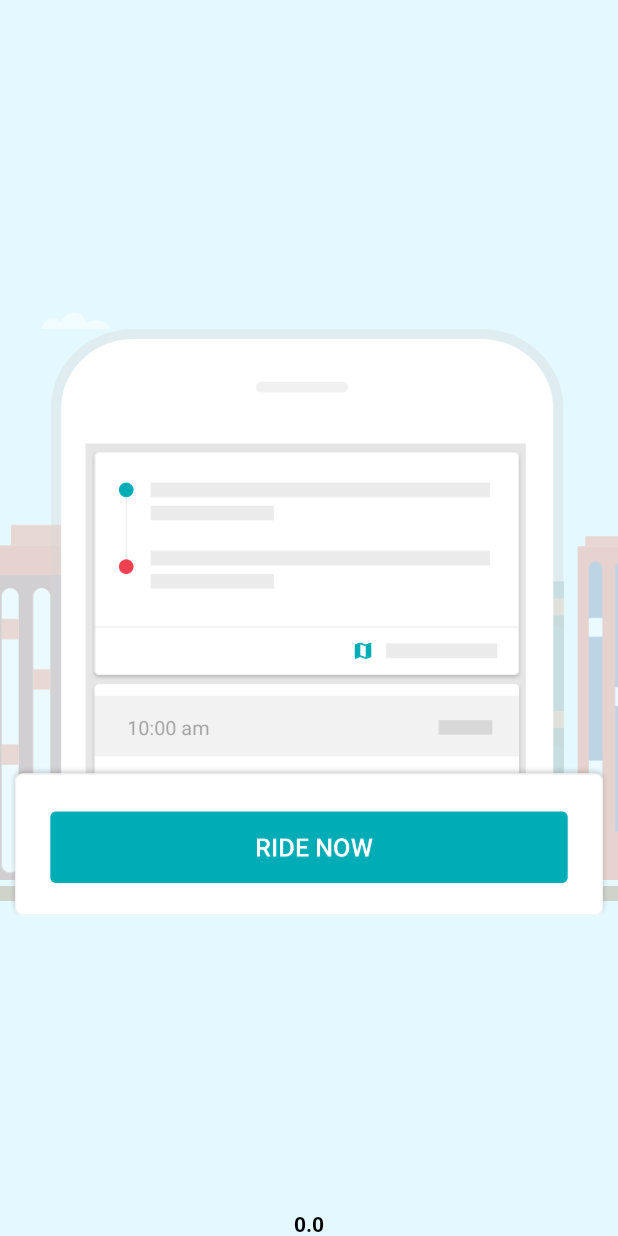
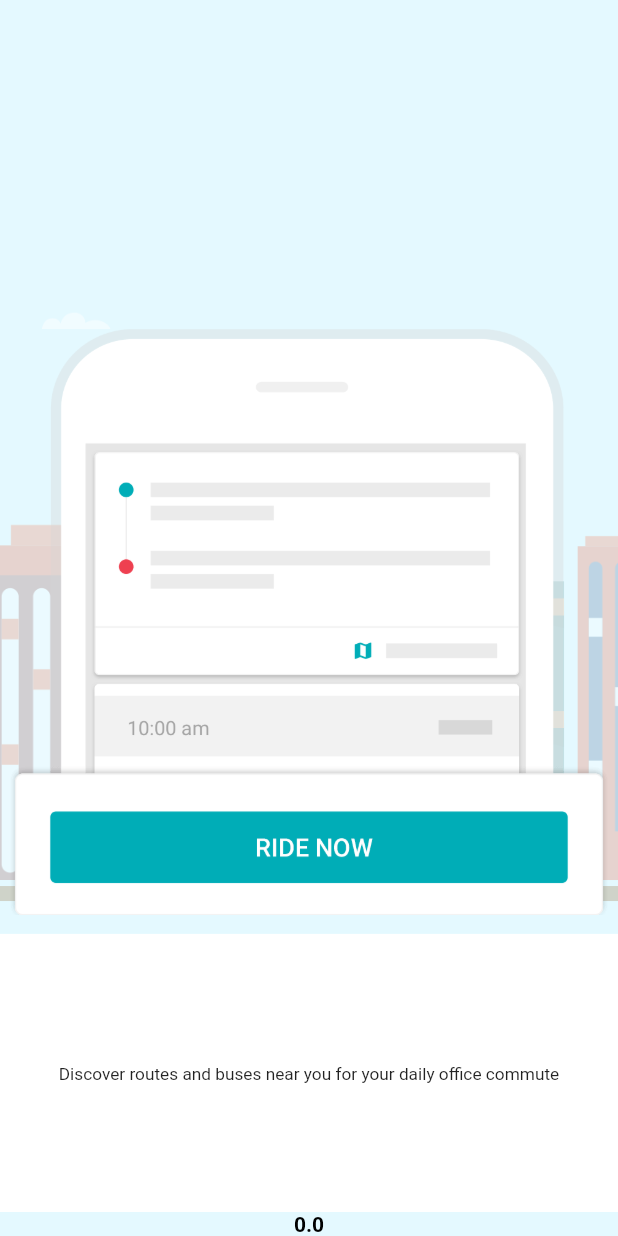
Before and after one commit to akmalviya03/shuttlappclone, a Flutter app: the screen it shows after launch, on a phone screen of 412 x 824 dp. Run offline on Flutter 3.47's test engine with Material 2 defaults, Android fonts, the phone set to English and light mode, and no system bars.

Commit message:
Added Bottom Message Sheet

```diff
--- a/lib/main.dart
+++ b/lib/main.dart
@@ -80,10 +80,11 @@ class _HomePageState extends State<HomePage> {
                 PageView(
                   children: [
                     Align(
+                      alignment: Alignment.center,
                       child: Stack(
                         children: <Widget>[
                           Opacity(
-                            opacity: 0.5- (_notifier.value/2),
+                            opacity: 0.5 - (_notifier.value / 2),
                             child: Container(
                               height: MediaQuery.of(context).size.height,
                               color: Color(0xffe4f9ff),
@@ -102,17 +103,22 @@ class _HomePageState extends State<HomePage> {
                 ),
                 Positioned(
                   bottom: MediaQuery.of(context).size.height * 0.24,
-                  right:  MediaQuery.of(context).size.width * 0.015,
+                  right: MediaQuery.of(context).size.width * 0.015,
                   child: IgnorePointer(
                     ignoring: true,
                     child: AnimatedBuilder(
                       builder: (context, _) {
                         return Container(
-                          width: MediaQuery.of(context).size.width - MediaQuery.of(context).size.width*_notifier.value/1.5,
+                          width: MediaQuery.of(context).size.width -
+                              MediaQuery.of(context).size.width *
+                                  _notifier.value /
+                                  1.5,
                           child: Opacity(
-                            opacity: 1-_notifier.value,
+                            opacity: 1 - _notifier.value,
                             child: Padding(
-                              padding: EdgeInsets.only(left: MediaQuery.of(context).size.width * 0.03),
+                              padding: EdgeInsets.only(
+                                  left:
+                                      MediaQuery.of(context).size.width * 0.03),
                               child: Image.asset('assets/images/ob_phone.png'),
                             ),
                           ),
@@ -122,20 +128,44 @@ class _HomePageState extends State<HomePage> {
                     ),
                   ),
                 ),
+
+                Positioned(
+                  bottom: 0,
+                  child: IgnorePointer(
+                    child: Container(
+                      height:
+                      MediaQuery.of(context).size.height * 0.225,
+                      width: MediaQuery.of(context).size.width,
+                      color: Colors.white,
+                      child: Center(
+                        child: Text(
+                          'Discover routes and buses near you for your daily office commute',
+                          style: TextStyle(fontWeight: FontWeight.w400,fontSize: 11.5),
+                        textAlign: TextAlign.center,),
+                      ),
+                    ),
+                  ),
+                ),
+
+                //Phone On Second PageView
                 Positioned(
                   bottom: MediaQuery.of(context).size.height * 0.24,
-                  right:  MediaQuery.of(context).size.width * 0.015,
+                  right: MediaQuery.of(context).size.width * 0.015,
                   child: IgnorePointer(
                     ignoring: true,
                     child: AnimatedBuilder(
                       builder: (context, _) {
                         return Container(
-                          width: MediaQuery.of(context).size.width - MediaQuery.of(context).size.width*1/1.5,
+                          width: MediaQuery.of(context).size.width -
+                              MediaQuery.of(context).size.width * 1 / 1.5,
                           child: Opacity(
                             opacity: _notifier.value,
                             child: Padding(
-                              padding: EdgeInsets.only(left: MediaQuery.of(context).size.width * 0.03),
-                              child: Image.asset('assets/images/ob_phone_small.png'),
+                              padding: EdgeInsets.only(
+                                  left:
+                                      MediaQuery.of(context).size.width * 0.03),
+                              child: Image.asset(
+                                  'assets/images/ob_phone_small.png'),
                             ),
                           ),
                         );
```
